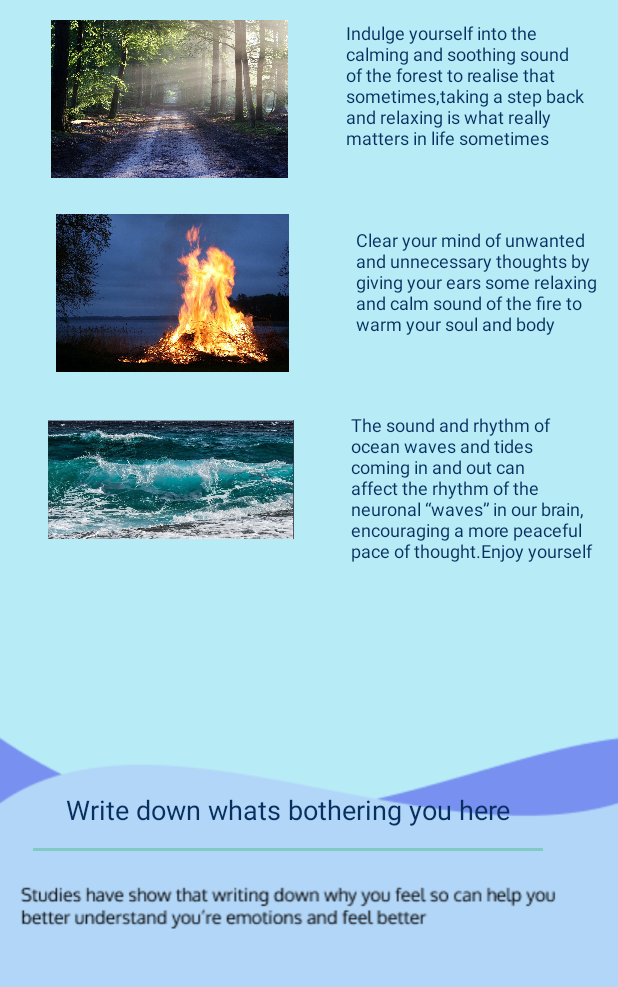
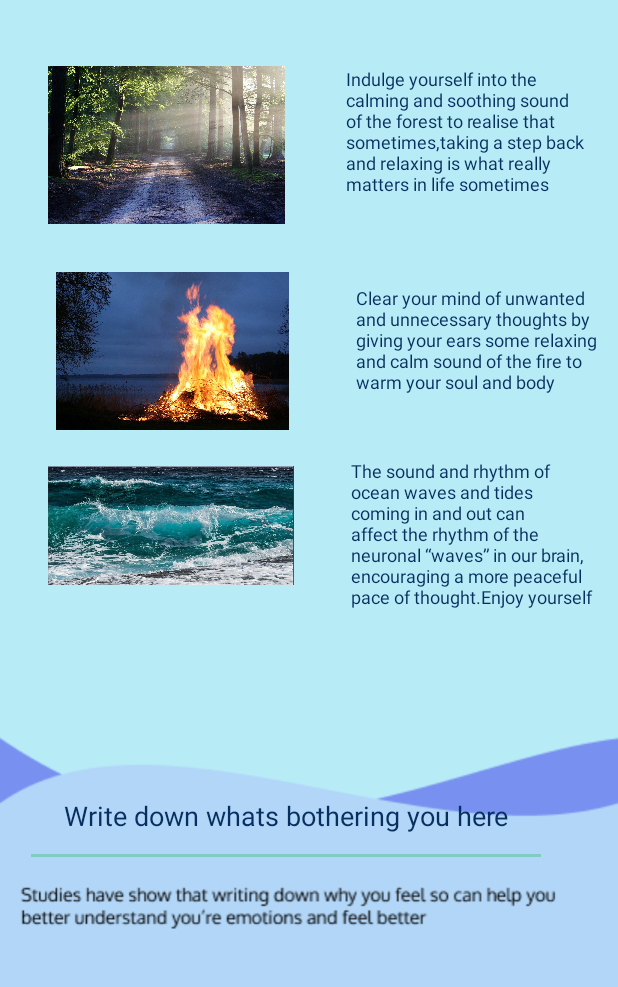
Before and after one commit to DJ-Striker/AccessDenied21, an Android app: the sadmediummoodmain screen opened directly, with no data from a screen before it, on a phone screen of 412 x 824 dp, the part 249-1236 px from its top. Run offline under Robolectric (Android 15) with nearby library versions, the phone set to English and light mode, and no system bars.

Commit message:
polished ui 2.0

```diff
--- a/app/src/main/res/layout/activity_sadmediummoodmain2.xml
+++ b/app/src/main/res/layout/activity_sadmediummoodmain2.xml
@@ -32,52 +32,36 @@
         android:layout_marginLeft="162dp"
         android:layout_marginEnd="218dp"
         android:layout_marginRight="218dp"
-        android:layout_marginBottom="84dp"
+        android:layout_marginBottom="80dp"
         android:gravity="center"
         android:hint="Write down whats bothering you here"
         android:textColor="#072F5F"
         android:textColorHint="#072F5F"
         app:layout_constraintBottom_toBottomOf="parent"
         app:layout_constraintEnd_toEndOf="parent"
-        app:layout_constraintHorizontal_bias="0.457"
+        app:layout_constraintHorizontal_bias="0.46"
         app:layout_constraintStart_toStartOf="parent" />
 
     <ImageView
         android:id="@+id/imageView7"
         android:layout_width="198dp"
         android:layout_height="105dp"
-        android:layout_marginStart="14dp"
-        android:layout_marginLeft="14dp"
-        android:layout_marginTop="13dp"
+        android:layout_marginStart="12dp"
+        android:layout_marginLeft="12dp"
+        android:layout_marginTop="44dp"
         android:onClick="foresty"
         app:layout_constraintStart_toStartOf="parent"
         app:layout_constraintTop_toBottomOf="@+id/textView5"
         app:srcCompat="@drawable/avenue_815297_1920" />
 
-    <TextView
-        android:id="@+id/textView6"
-        android:layout_width="168dp"
-        android:layout_height="106dp"
-        android:layout_marginStart="18dp"
-        android:layout_marginLeft="18dp"
-        android:layout_marginTop="13dp"
-        android:layout_marginEnd="13dp"
-        android:layout_marginRight="13dp"
-        android:text="Indulge yourself into the calming and soothing sound of the forest to realise that sometimes,taking a step back and relaxing is what really matters in life sometimes"
-        android:textColor="#072F5F"
-        android:textSize="12sp"
-        app:layout_constraintEnd_toEndOf="parent"
-        app:layout_constraintStart_toEndOf="@+id/imageView7"
-        app:layout_constraintTop_toBottomOf="@+id/textView5" />
-
     <ImageView
         android:id="@+id/imageView8"
         android:layout_width="198dp"
         android:layout_height="105dp"
-        android:onClick="firey"
         android:layout_marginStart="16dp"
         android:layout_marginLeft="16dp"
-        android:layout_marginTop="24dp"
+        android:layout_marginTop="32dp"
+        android:onClick="firey"
         app:layout_constraintStart_toStartOf="parent"
         app:layout_constraintTop_toBottomOf="@+id/imageView7"
         app:srcCompat="@drawable/fire_123784_1920" />
@@ -88,7 +72,7 @@
         android:layout_height="111dp"
         android:layout_marginStart="32dp"
         android:layout_marginLeft="32dp"
-        android:layout_marginTop="16dp"
+        android:layout_marginTop="8dp"
         android:onClick="wavey"
         app:layout_constraintStart_toStartOf="parent"
         app:layout_constraintTop_toBottomOf="@+id/imageView8"
@@ -100,11 +84,12 @@
         android:layout_height="99dp"
         android:layout_marginStart="16dp"
         android:layout_marginLeft="16dp"
-        android:layout_marginTop="32dp"
+        android:layout_marginTop="40dp"
         android:text="Clear your mind of unwanted and unnecessary thoughts by giving your ears some relaxing and calm sound of the fire to warm your soul and body"
         android:textColor="#072F5F"
         android:textSize="12sp"
         app:layout_constraintEnd_toEndOf="parent"
+        app:layout_constraintHorizontal_bias="0.538"
         app:layout_constraintStart_toEndOf="@+id/imageView8"
         app:layout_constraintTop_toBottomOf="@+id/textView6" />
 
@@ -114,7 +99,7 @@
         android:layout_height="122dp"
         android:layout_marginStart="36dp"
         android:layout_marginLeft="36dp"
-        android:layout_marginTop="24dp"
+        android:layout_marginTop="16dp"
         android:text="The sound and rhythm of ocean waves and tides coming in and out can affect the rhythm of the neuronal “waves” in our brain, encouraging a more peaceful pace of thought.Enjoy yourself"
         android:textColor="#072F5F"
         android:textSize="12sp"
@@ -123,4 +108,21 @@
         app:layout_constraintStart_toEndOf="@+id/imageView11"
         app:layout_constraintTop_toBottomOf="@+id/textView7" />
 
+    <TextView
+        android:id="@+id/textView6"
+        android:layout_width="168dp"
+        android:layout_height="106dp"
+        android:layout_marginStart="18dp"
+        android:layout_marginLeft="18dp"
+        android:layout_marginTop="44dp"
+        android:layout_marginEnd="13dp"
+        android:layout_marginRight="13dp"
+        android:text="Indulge yourself into the calming and soothing sound of the forest to realise that sometimes,taking a step back and relaxing is what really matters in life sometimes"
+        android:textColor="#072F5F"
+        android:textSize="12sp"
+        app:layout_constraintEnd_toEndOf="parent"
+        app:layout_constraintHorizontal_bias="1.0"
+        app:layout_constraintStart_toEndOf="@+id/imageView7"
+        app:layout_constraintTop_toBottomOf="@+id/textView5" />
+
 </androidx.constraintlayout.widget.ConstraintLayout>
```
Also changed, not shown: app/src/main/res/layout/activity_ifhappy.xml (+8 -9 lines).
